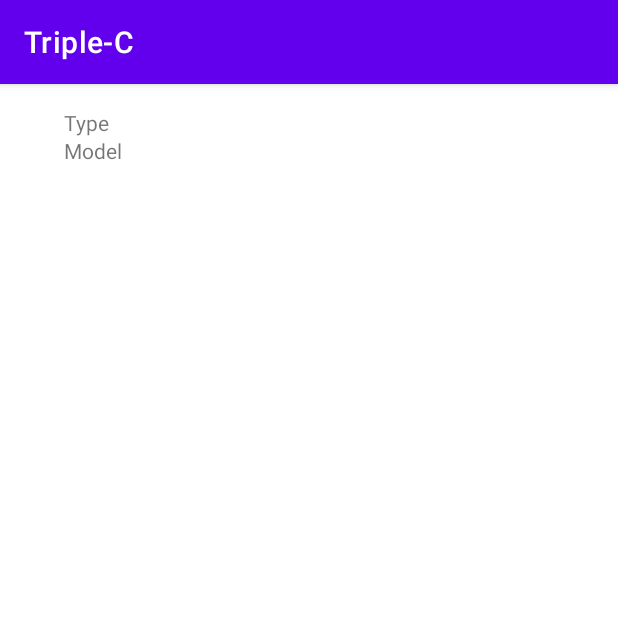
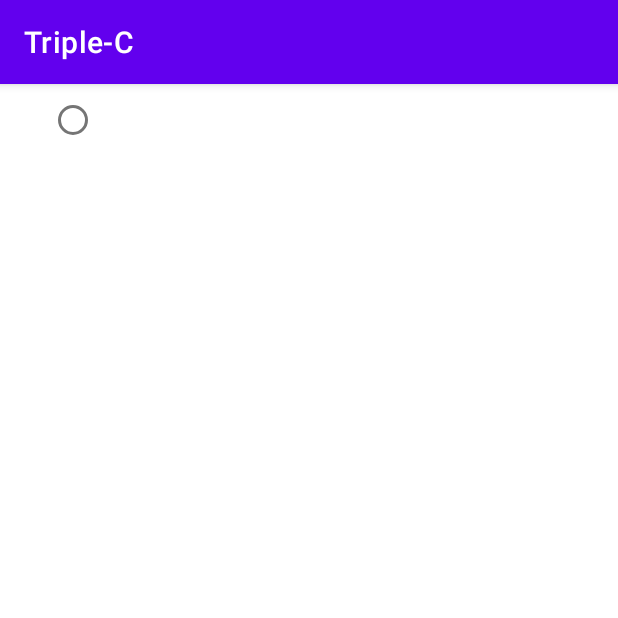
Before and after one commit to car-care-center-CCC/car-care-center-CCC, an Android app: the fragment CarFragment shown on its own in the app's theme, on a phone screen of 412 x 824 dp, the top half of it. Run offline under Robolectric (Android 15) with nearby library versions, the phone set to English and light mode, and no system bars; Roboto replaces fonts that are not available here.

Commit message:
radio button

```diff
--- a/app/src/main/res/layout/fragment_car.xml
+++ b/app/src/main/res/layout/fragment_car.xml
@@ -3,39 +3,36 @@
     xmlns:app="http://schemas.android.com/apk/res-auto"
     xmlns:tools="http://schemas.android.com/tools"
     android:layout_width="match_parent"
-    android:layout_height="match_parent"
+    android:layout_height="wrap_content"
     tools:context=".CarFragment">
 
     <!-- TODO: Update blank fragment layout -->
     <androidx.constraintlayout.widget.ConstraintLayout
         android:id="@+id/viewId"
         android:layout_width="match_parent"
-        android:layout_height="76dp">
+        android:layout_height="wrap_content">
 
 
-        <TextView
+        <RadioButton
             android:id="@+id/typeInFrag"
-            android:layout_width="wrap_content"
+            android:layout_width="346dp"
             android:layout_height="wrap_content"
-            android:text="Type"
             app:layout_constraintBottom_toBottomOf="parent"
             app:layout_constraintEnd_toEndOf="parent"
-            app:layout_constraintHorizontal_bias="0.112"
+            app:layout_constraintHorizontal_bias="0.492"
             app:layout_constraintStart_toStartOf="parent"
-            app:layout_constraintTop_toTopOf="parent"
-            app:layout_constraintVertical_bias="0.28" />
+            app:layout_constraintTop_toTopOf="parent" />
 
-        <TextView
-            android:id="@+id/modelInFrag"
-            android:layout_width="wrap_content"
-            android:layout_height="wrap_content"
-            android:text="Model"
-            app:layout_constraintBottom_toBottomOf="parent"
-            app:layout_constraintEnd_toEndOf="parent"
-            app:layout_constraintHorizontal_bias="0.115"
-            app:layout_constraintStart_toStartOf="parent"
-            app:layout_constraintTop_toTopOf="parent"
-            app:layout_constraintVertical_bias="0.614" />
+        <!--        <TextView-->
+        <!--            android:id="@+id/modelInFrag"-->
+        <!--            android:layout_width="87dp"-->
+        <!--            android:layout_height="48dp"-->
+        <!--            android:text="Model"-->
+        <!--            app:layout_constraintBottom_toBottomOf="parent"-->
+        <!--            app:layout_constraintEnd_toEndOf="parent"-->
+        <!--            app:layout_constraintStart_toStartOf="parent"-->
+        <!--            app:layout_constraintTop_toTopOf="parent"-->
+        <!--            app:layout_constraintVertical_bias="0.357" />-->
 
     </androidx.constraintlayout.widget.ConstraintLayout>
 </FrameLayout>
```
Also changed, not shown: app/src/main/java/com/example/triple_c/CarAdapter.java (+5 -3 lines), app/src/main/res/layout/activity_ask_for_service.xml (+11 -11 lines).
